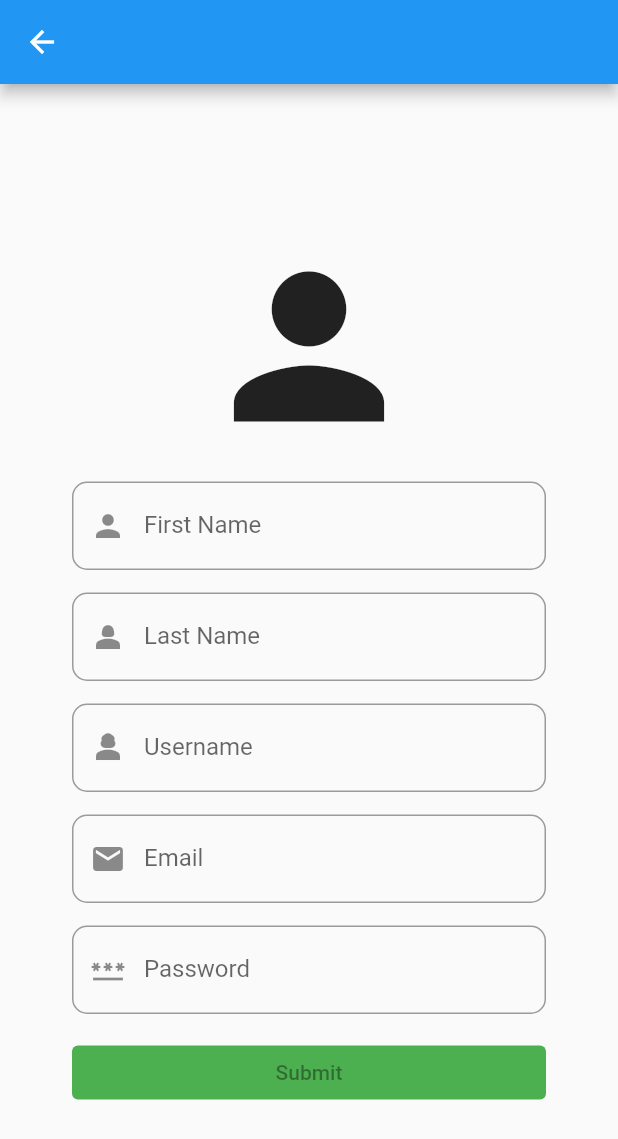
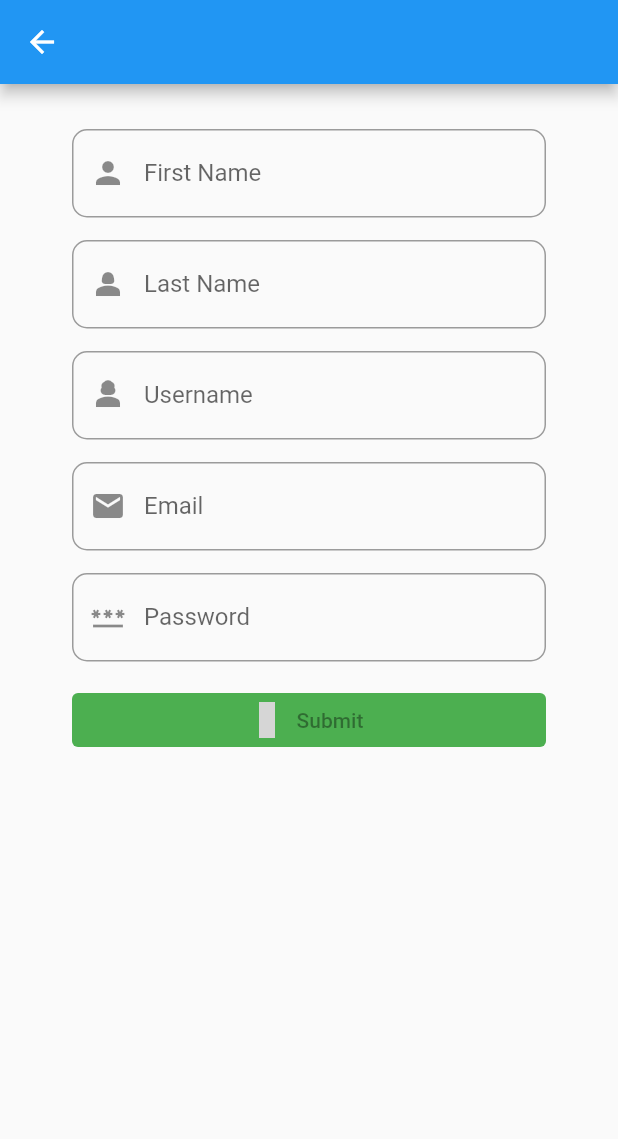
Before and after one commit to ryanpujo/RPChatter, a Flutter app: the UserRegisterForm screen opened by its route, on a phone screen of 412 x 824 dp. Shown: the top 1139 px of the screen. Run offline on Flutter 3.47's test engine with Material 2 defaults, Android fonts, the phone set to English and light mode, and no system bars; drawn by our look-alikes of reactive_forms; our stand-ins replace bloc, connectivity_plus, dartz, dio, email_validator, firebase_auth and 6 more; missing offline and left inert: dart_ping, firebase_ui_auth; accounts and stored records are empty; grey boxes are pictures that could not be loaded.

Commit message:
Refactor: somepart of the code

```diff
--- a/lib/core/presentation/submit_button.dart
+++ b/lib/core/presentation/submit_button.dart
@@ -8,22 +8,27 @@ class SubmitButton extends StatelessWidget {
     super.key,
     this.onPressed,
     required this.label,
+    required this.icon,
   });
 
   final void Function()? onPressed;
   final String label;
+  final Icon icon;
 
   @override
   Widget build(BuildContext context) {
     final form = ReactiveForm.of(context);
-    bool isConnected = false;
-    final state = context.watch<ConnectionStatusBloc>().state;
-    state.maybeWhen(
-      orElse: () => isConnected = false,
-      mobileConnectivity: (value) => isConnected = value,
-      wifiConnectivity: (value) => isConnected = value,
+    final isConnected = context.select<ConnectionStatusBloc, bool>(
+      (value) {
+        return value.state.maybeWhen(
+          orElse: () => false,
+          mobileConnectivity: (isConnected) => isConnected,
+          wifiConnectivity: (isConnected) => isConnected,
+          noneConnectivity: () => false,
+        );
+      },
     );
-    return ElevatedButton(
+    return ElevatedButton.icon(
       style: ButtonStyle(
         backgroundColor: MaterialStateProperty.resolveWith((states) {
           if (states.contains(MaterialState.pressed)) {
@@ -33,7 +38,8 @@ class SubmitButton extends StatelessWidget {
         }),
       ),
       onPressed: form != null && form.valid && isConnected ? onPressed : null,
-      child: Text(label),
+      label: Text(label),
+      icon: icon,
     );
   }
 }
--- a/lib/user/application/bloc/user_bloc_event.dart
+++ b/lib/user/application/bloc/user_bloc_event.dart
@@ -6,7 +6,7 @@ part 'user_bloc_event.freezed.dart';
 
 @freezed
 class UserBlocEvent with _$UserBlocEvent {
-  const factory UserBlocEvent.register(User user) = _RegisterEvent;
+  const factory UserBlocEvent.register() = _RegisterEvent;
   const factory UserBlocEvent.getByUsername(String username) = _GetByUsername;
   const factory UserBlocEvent.getUsers() = _GetUsers;
   const factory UserBlocEvent.update(User user) = _Update;
--- a/lib/user/presentation/pages/user_register_form.dart
+++ b/lib/user/presentation/pages/user_register_form.dart
@@ -2,65 +2,25 @@
 
 import 'package:flutter/material.dart';
 import 'package:flutter_bloc/flutter_bloc.dart';
+import 'package:material_design_icons_flutter/material_design_icons_flutter.dart';
 import 'package:reactive_forms/reactive_forms.dart';
-import 'package:ryan_pujo_app/init.dart';
-import 'package:ryan_pujo_app/user/infrastructure/repository/user_repo_contract.dart';
 
 import '../../application/bloc/user_bloc_bloc.dart';
 import '../../application/bloc/user_bloc_event.dart';
-import '../../domain/user.dart';
 import '../../../core/presentation/custom_text_form_field.dart';
 import '../../../core/presentation/submit_button.dart';
 
-class UserRegisterForm extends StatefulWidget {
+class UserRegisterForm extends StatelessWidget {
   const UserRegisterForm({super.key});
-
-  static final userRepo = locator<UserRepositoryContract>();
-
-  static Future<Map<String, dynamic>?> _uniqueUsername(
-      AbstractControl<dynamic> control) async {
-    final error = {"username already been used": false};
-    final isUnique = await userRepo.isUsernameAvailable(control.value);
-    if (!isUnique) {
-      control.markAllAsTouched();
-      return error;
-    }
-    return null;
-  }
-
-  @override
-  State<UserRegisterForm> createState() => _UserRegisterFormState();
-}
-
-class _UserRegisterFormState extends State<UserRegisterForm> {
-  final form = FormGroup({
-    "fname": FormControl<String>(validators: [Validators.required]),
-    "lname": FormControl<String>(validators: [Validators.required]),
-    "username": FormControl<String>(
-      validators: [Validators.required],
-      asyncValidators: [UserRegisterForm._uniqueUsername],
-    ),
-    "email": FormControl<String>(validators: [
-      Validators.email,
-      Validators.required,
-    ]),
-    "password": FormControl<String>(validators: [Validators.required])
-  });
-
-  @override
-  void dispose() {
-    super.dispose();
-    form.reset();
-    form.dispose();
-  }
 
   @override
   Widget build(BuildContext context) {
     return SafeArea(
       child: Scaffold(
         appBar: AppBar(),
-        body: ReactiveForm(
-          formGroup: form,
+        body: SingleChildScrollView(
+          child: ReactiveForm(
+            formGroup: context.read<UserBlocBloc>().formGroup,
             child: Padding(
               padding: const EdgeInsets.symmetric(horizontal: 48),
               child: Column(
@@ -69,10 +29,6 @@ class _UserRegisterFormState extends State<UserRegisterForm> {
                 children: [
                   const SizedBox(
                     height: 15,
-                ),
-                const Icon(
-                  Icons.person,
-                  size: 150.0,
                   ),
                   const SizedBox(
                     height: 15,
@@ -117,7 +73,8 @@ class _UserRegisterFormState extends State<UserRegisterForm> {
                     keyboardType: TextInputType.emailAddress,
                     validationMessages: {
                       "required": (value) => "this field is required",
-                    "email": (value) => "this field needs a valid email address"
+                      "email": (value) =>
+                          "this field needs a valid email address"
                     },
                   ),
                   const SizedBox(
@@ -138,18 +95,12 @@ class _UserRegisterFormState extends State<UserRegisterForm> {
                     height: 15,
                   ),
                   SubmitButton(
+                    icon: const Icon(MdiIcons.registeredTrademark),
                     label: "Submit",
                     onPressed: () {
-                    final user = User(
-                      fName: form.control("fname").value,
-                      lName: form.control("lname").value,
-                      username: form.control("username").value,
-                      email: form.control("email").value,
-                      password: form.control("password").value,
-                    );
                       context
                           .read<UserBlocBloc>()
-                        .add(UserBlocEvent.register(user));
+                          .add(const UserBlocEvent.register());
                     },
                   )
                 ],
@@ -157,6 +108,7 @@ class _UserRegisterFormState extends State<UserRegisterForm> {
             ),
           ),
         ),
+      ),
     );
   }
 }
```
Also changed, not shown: lib/auth/presentation/sign_in_form.dart (+34 -14 lines), lib/auth/presentation/sign_in_page.dart (+6 -22 lines), lib/core/presentation/connection_warning.dart (+12 -15 lines), lib/user/application/bloc/user_bloc_bloc.dart (+43 -1 lines), lib/user/application/bloc/user_bloc_event.freezed.dart, 1 other file. Lines whose indentation alone changed are shown as unchanged.
